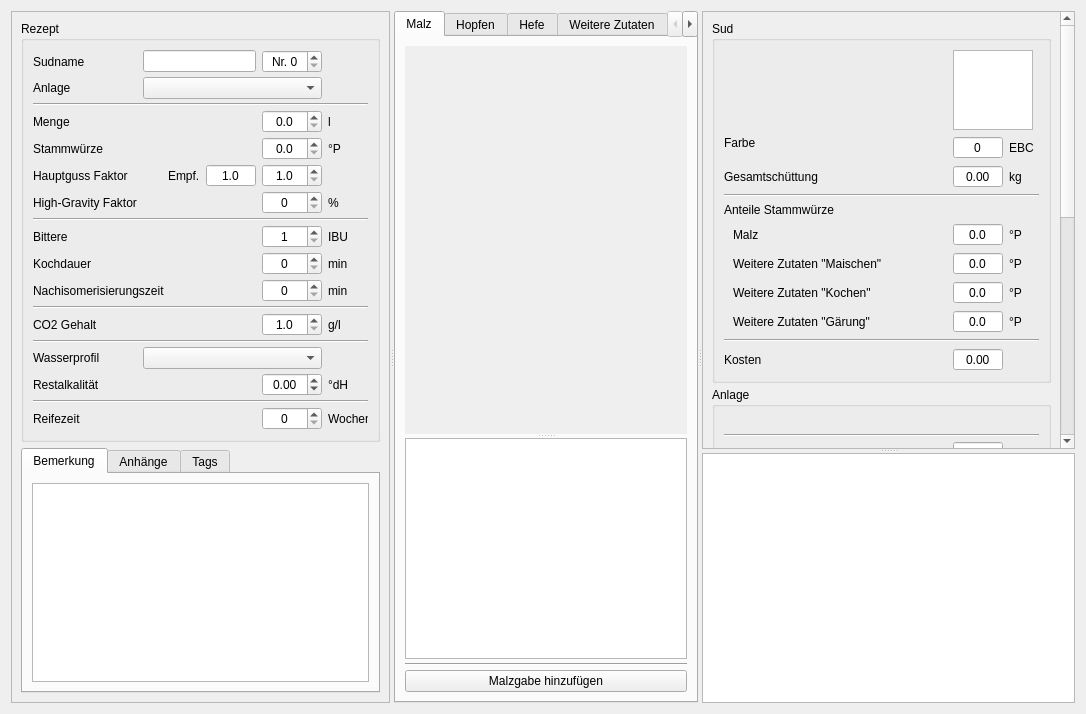
Qt form kleiner-brauhelfer/tabrezept.ui (kleiner-brauhelfer/kleiner-brauhelfer-2) before a commit.
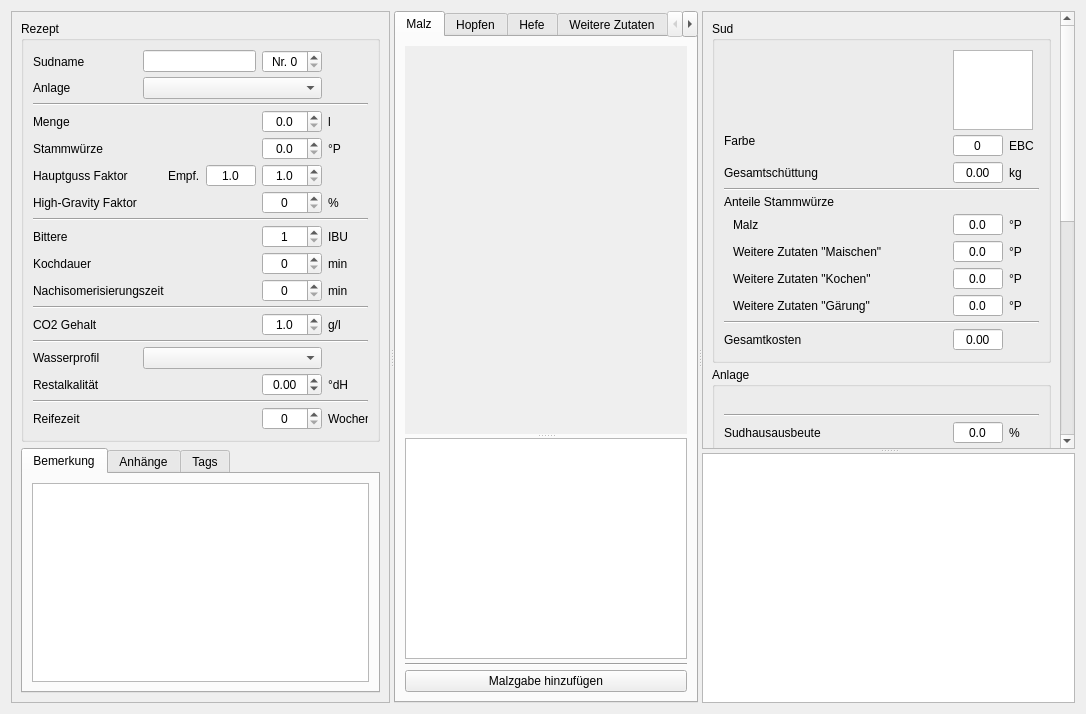
The same form after that commit. Custom widgets are drawn as their Qt base class.

The edit to the form file:
```diff
--- a/kleiner-brauhelfer/tabrezept.ui
+++ b/kleiner-brauhelfer/tabrezept.ui
@@ -1479,6 +1479,9 @@
             <string>Sud</string>
            </property>
            <layout class="QGridLayout" name="gridLayout_5">
+            <property name="verticalSpacing">
+             <number>4</number>
+            </property>
             <item row="0" column="2" colspan="2">
              <widget class="QGraphicsView" name="gvGlas">
               <property name="minimumSize">
@@ -1957,7 +1960,7 @@
             <item row="10" column="0">
              <widget class="QLabel" name="label_46">
               <property name="text">
-               <string>Kosten</string>
+               <string>Gesamtkosten</string>
               </property>
              </widget>
             </item>
```
